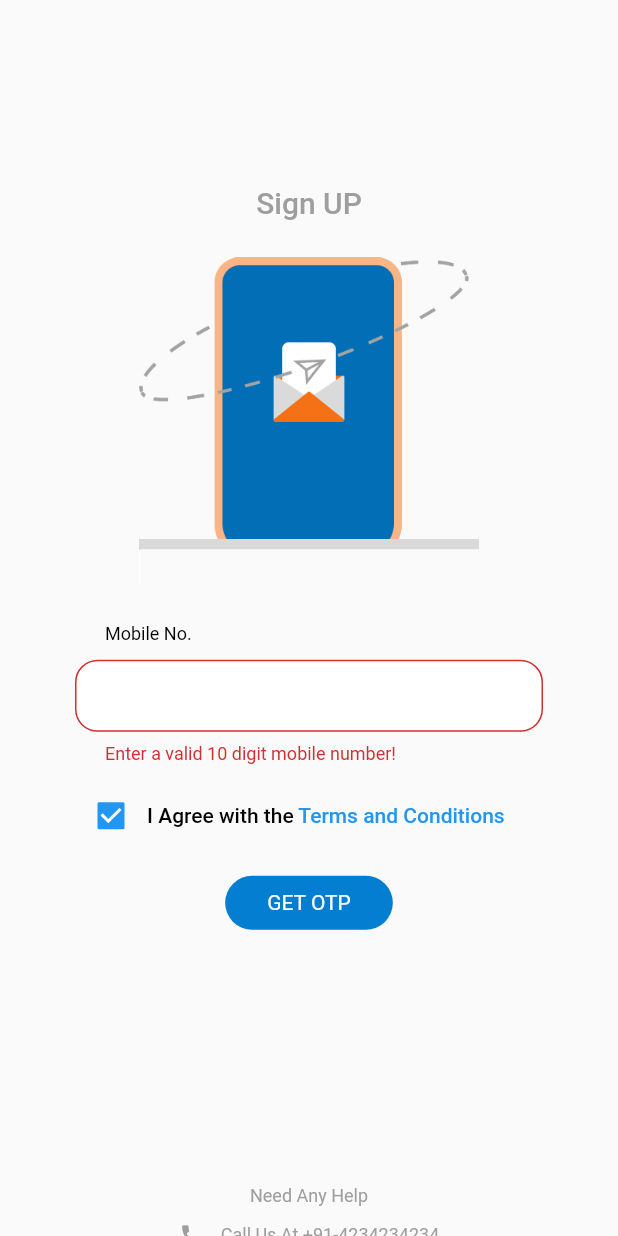
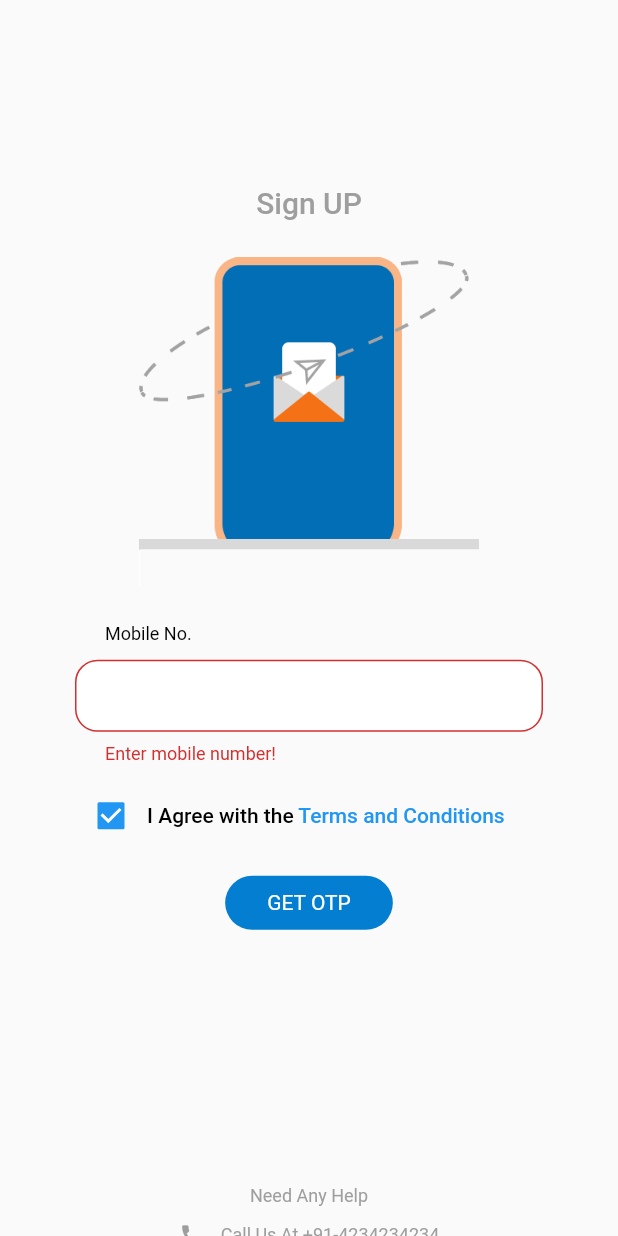
Before and after one commit to Sanoj-Raja/packers_movers, a Flutter app: the screen it shows after launch, after a tap on "GET OTP", on a phone screen of 412 x 824 dp. Run offline on Flutter 3.47's test engine with Material 2 defaults, Android fonts, the phone set to English and light mode, and no system bars; our stand-ins replace bloc, carousel_slider, flutter_bloc, hive, hive_flutter, pin_code_fields; accounts and stored records are empty.

Commit message:
Fixed mobile number validation.

```diff
--- a/lib/app/modules/sign_up/sign_up_screen.dart
+++ b/lib/app/modules/sign_up/sign_up_screen.dart
@@ -56,9 +56,11 @@ class SignUpScreen extends StatelessWidget {
                   child: CustomTextField(
                     keyboardType: TextInputType.number,
                     validator: (value) {
-                      return (value ?? '').length < 10
-                          ? 'Enter a valid 10 digit mobile number!'
-                          : null;
+                      return (value ?? '').isEmpty
+                          ? 'Enter mobile number!'
+                          : value!.length == 10
+                              ? null
+                              : 'Mobile number should only have 10 digits!';
                     },
                   ),
                 ),
```
